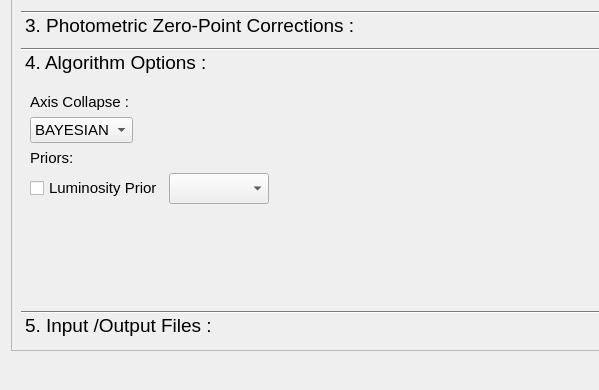
Qt form PhzQtUI/auxdir/PhzQtUI/FormAnalysis.ui (astrorama/Phosphoros) before a commit; both pictures show x 0 to 599 and y 493 to 883 of the 1091 by 883 pixel window.
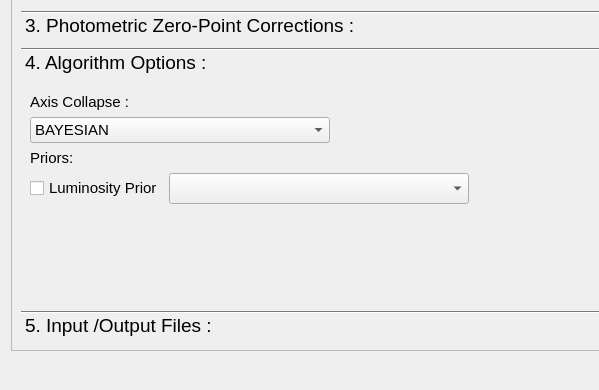
The same form after that commit. The open tabs and pages were chosen to show the change.

Commit message: Move the Luminosity grid computation on the run analysis action.

Diff of the .ui file:
```diff
--- a/PhzQtUI/auxdir/PhzQtUI/FormAnalysis.ui
+++ b/PhzQtUI/auxdir/PhzQtUI/FormAnalysis.ui
@@ -545,6 +545,12 @@
             <layout class="QHBoxLayout" name="horizontalLayout">
              <item>
               <widget class="QComboBox" name="cb_marginalization">
+               <property name="minimumSize">
+                <size>
+                 <width>300</width>
+                 <height>0</height>
+                </size>
+               </property>
                <property name="font">
                 <font>
                  <pointsize>11</pointsize>
@@ -609,7 +615,18 @@
               </widget>
              </item>
              <item>
-              <widget class="QComboBox" name="cb_luminosityPrior_2"/>
+              <layout class="QVBoxLayout" name="verticalLayout_12">
+               <item>
+                <widget class="QComboBox" name="cb_luminosityPrior_2">
+                 <property name="minimumSize">
+                  <size>
+                   <width>300</width>
+                   <height>0</height>
+                  </size>
+                 </property>
+                </widget>
+               </item>
+              </layout>
              </item>
              <item>
               <spacer name="horizontalSpacer_5">
```
Left out of the diff: 12 changed lines with no effect on the pictures. The commit also changes 7 other files.
